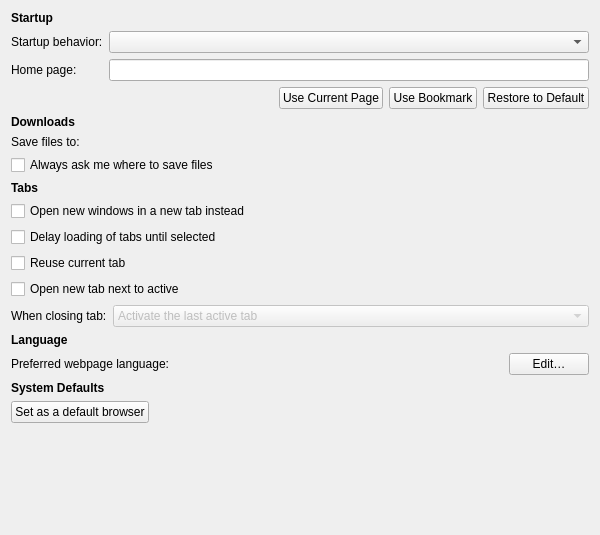
Before: the Qt Designer form src/ui/preferences/PreferencesGeneralPageWidget.ui in OtterBrowser/otter-browser, drawn with Qt 5.
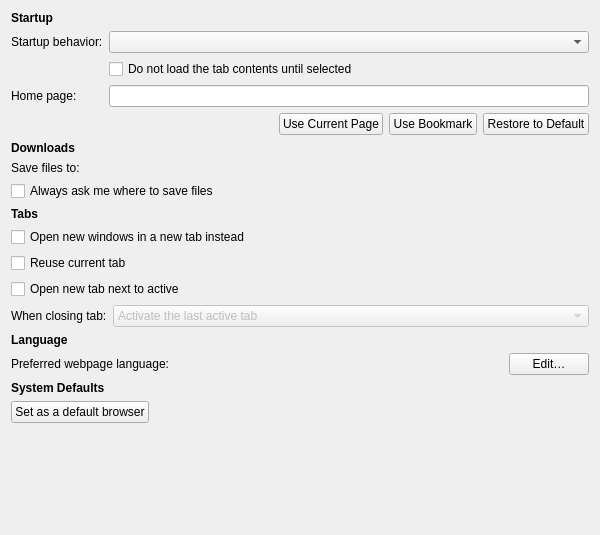
After: the same form once the commit is applied. Custom widgets are drawn as their Qt base class.

Commit message: Move to proper section and adjust text

Patch:
```diff
--- a/src/ui/preferences/PreferencesGeneralPageWidget.ui
+++ b/src/ui/preferences/PreferencesGeneralPageWidget.ui
@@ -42,7 +42,7 @@
      <item row="0" column="1">
       <widget class="QComboBox" name="startupBehaviorComboBox"/>
      </item>
-     <item row="1" column="0">
+     <item row="2" column="0">
       <widget class="QLabel" name="homePageLabel">
        <property name="text">
         <string>Home page:</string>
@@ -52,10 +52,10 @@
        </property>
       </widget>
      </item>
-     <item row="1" column="1">
-      <widget class="QLineEdit" name="homePageLineEdit"/>
-     </item>
      <item row="2" column="1">
+      <widget class="QLineEdit" name="homePageLineEdit"/>
+     </item>
+     <item row="3" column="1">
       <layout class="QHBoxLayout" name="homePageLayout" stretch="1,0,0,0">
        <item>
         <spacer name="horizontalSpacer">
@@ -93,6 +93,13 @@
        </item>
       </layout>
      </item>
+     <item row="1" column="1">
+      <widget class="QCheckBox" name="delayTabsLoadingCheckBox">
+       <property name="text">
+        <string>Do not load the tab contents until selected</string>
+       </property>
+      </widget>
+     </item>
     </layout>
    </item>
    <item>
@@ -155,13 +162,6 @@
      </property>
     </widget>
    </item>
-   <item>
-    <widget class="QCheckBox" name="delayTabsLoadingCheckBox">
-     <property name="text">
-      <string>Delay loading of tabs until selected</string>
-     </property>
-    </widget>
-   </item>
    <item>
     <widget class="QCheckBox" name="reuseCurrentTabCheckBox">
      <property name="text">
```
